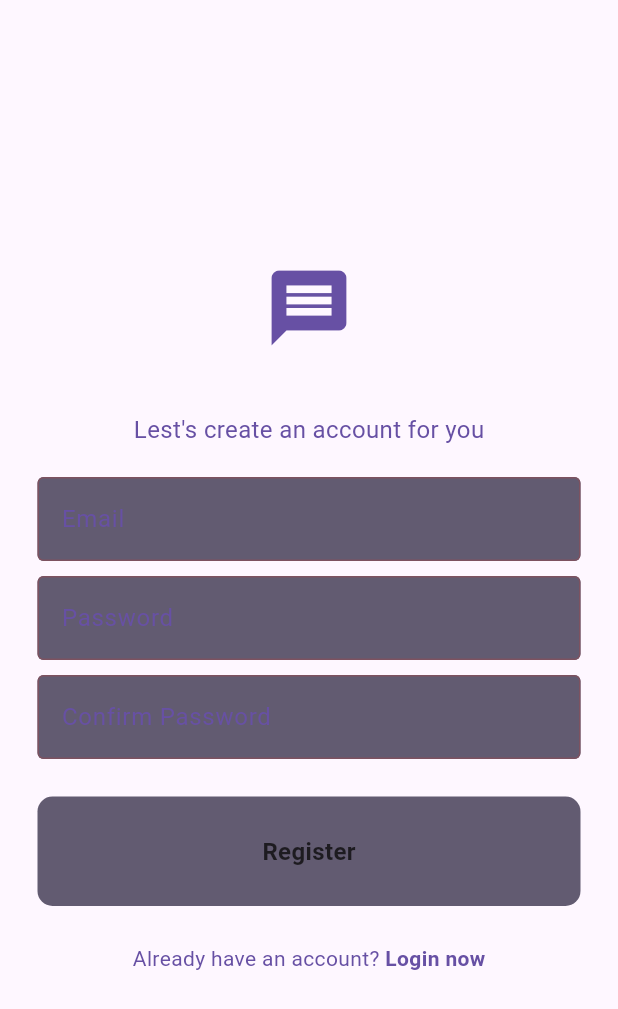
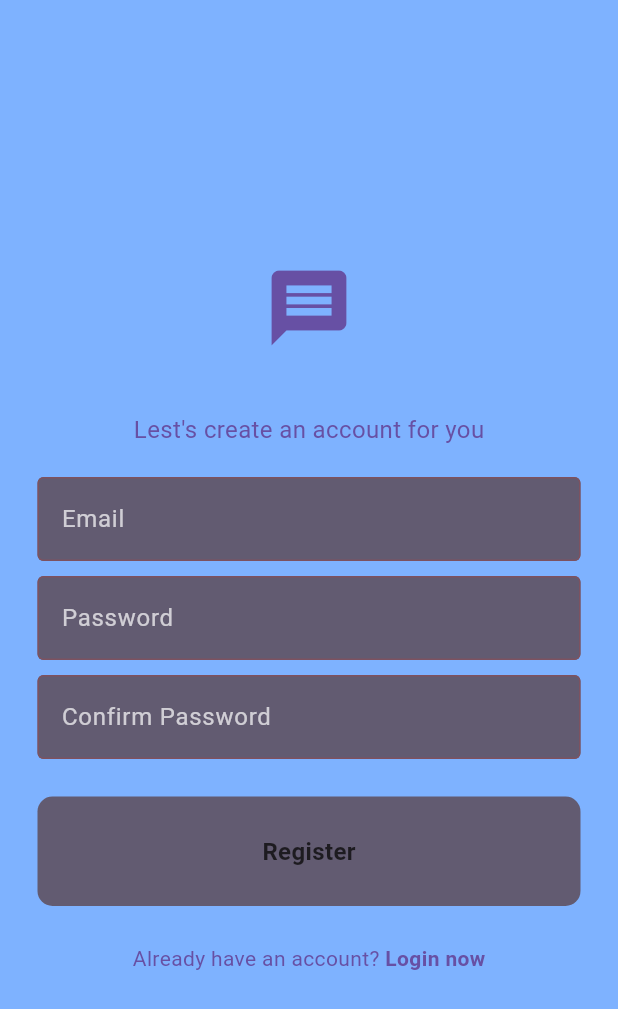
Before and after one commit to BMarujo/TastyBite, a Flutter app: the screen it shows after launch, after a tap on "Register now", on a phone screen of 412 x 824 dp. Shown: the top 1009 px of the screen. Run offline on Flutter 3.47's test engine with Material 3 defaults, Android fonts, the phone set to English and light mode, and no system bars; our stand-ins replace chat_bubbles, cloud_firestore, firebase_auth, firebase_core, flutter_spinkit, get_it and 2 more; accounts and stored records are empty; network calls fail.

Commit message:
Update dependencies and UI colors

```diff
--- a/lib/auth_service/auth_service.dart
+++ b/lib/auth_service/auth_service.dart
@@ -1,6 +1,7 @@
 import 'package:cloud_firestore/cloud_firestore.dart';
 import 'package:firebase_auth/firebase_auth.dart';
-import 'package:flutter/services.dart';
+import 'package:flutter/material.dart';
+import 'package:tastybite/login.dart';
 
 class AuthServices {
   final FirebaseAuth user;
@@ -35,7 +36,8 @@ class AuthServices {
 
   Future<void> signOut(context) async {
     await user.signOut();
-    SystemNavigator.pop();
+    Navigator.pushReplacement(
+        context, MaterialPageRoute(builder: (context) => LoginPage()));
   }
 
   Future<UserCredential> signUp(String email, password) async {
--- a/lib/login.dart
+++ b/lib/login.dart
@@ -71,8 +71,8 @@ class MyTextField extends StatelessWidget {
           filled: true,
           fillColor: Theme.of(context).colorScheme.secondary,
           hintText: hint,
-          hintStyle: TextStyle(
-            color: Theme.of(context).colorScheme.primary,
+          hintStyle: const TextStyle(
+            color: Colors.white70,
           ),
         ),
       ),
@@ -121,7 +121,7 @@ class LoginPage extends StatelessWidget {
     var passwordController = TextEditingController();
 
     return Scaffold(
-      backgroundColor: const Color.fromARGB(255, 73, 110, 211),
+      backgroundColor: const Color.fromARGB(255, 126, 178, 255),
       body: Center(
         child: Column(
           children: [
--- a/lib/register_screen.dart
+++ b/lib/register_screen.dart
@@ -70,8 +70,8 @@ class MyTextField extends StatelessWidget {
           filled: true,
           fillColor: Theme.of(context).colorScheme.secondary,
           hintText: hint,
-          hintStyle: TextStyle(
-            color: Theme.of(context).colorScheme.primary,
+          hintStyle: const TextStyle(
+            color: Colors.white70,
           ),
         ),
       ),
@@ -127,7 +127,7 @@ class RegisterScreen extends StatelessWidget {
     var passwordController = TextEditingController();
     var pwConfirmController = TextEditingController();
     return Scaffold(
-      backgroundColor: Theme.of(context).colorScheme.background,
+      backgroundColor: const Color.fromARGB(255, 126, 178, 255),
       body: SafeArea(
         child: Center(
           child: Column(
```
Also changed, not shown: lib/screens_builder.dart (+9 -0 lines).
